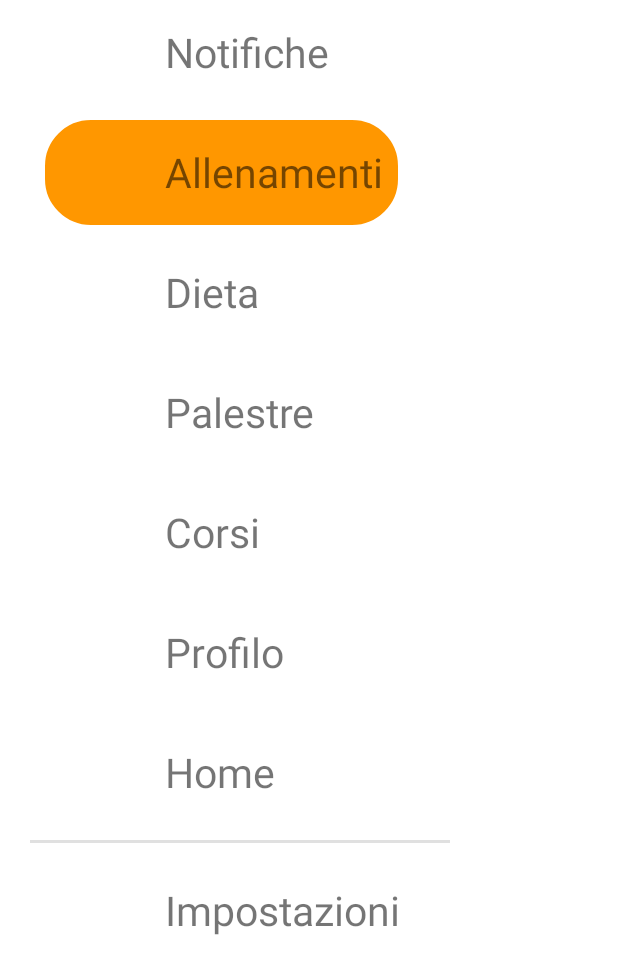
After one commit to giovannirigotti/client-gymme, an Android app: the MainActivity2 screen opened directly, with no data from a screen before it, on a phone screen of 412 x 824 dp. The commit adds this screen. Shown: the top 974 px of the screen. Run offline under Robolectric (Android 15) with nearby library versions, the phone set to English and light mode, and no system bars.

Commit message:
Aggiungo modifiche FBAFKIS

```diff
--- /dev/null
+++ b/app/src/main/java/android_team/gymme_client/MainActivity2.java
@@ -0,0 +1,14 @@
+package android_team.gymme_client;
+
+import androidx.appcompat.app.AppCompatActivity;
+
+import android.os.Bundle;
+
+public class MainActivity2 extends AppCompatActivity {
+
+    @Override
+    protected void onCreate(Bundle savedInstanceState) {
+        super.onCreate(savedInstanceState);
+        setContentView(R.layout.activity_main2);
+    }
+}
--- a/app/src/main/res/drawable/ic_menu.xml
+++ b/app/src/main/res/drawable/ic_menu.xml
@@ -1,5 +1,21 @@
-<vector android:height="32dp" android:tint="#636363"
-    android:viewportHeight="24.0" android:viewportWidth="24.0"
-    android:width="32dp" xmlns:android="http://schemas.android.com/apk/res/android">
-    <path android:fillColor="#FF000000" android:pathData="M3,18h18v-2L3,16v2zM3,13h18v-2L3,11v2zM3,6v2h18L21,6L3,6z"/>
+<vector xmlns:android="http://schemas.android.com/apk/res/android"
+    android:width="502dp"
+    android:height="502dp"
+    android:viewportWidth="502"
+    android:viewportHeight="502">
+  <path
+      android:fillColor="#FFFFFF"
+      android:pathData="M445.317,143.126H56.683C25.428,143.126 0,117.698 0,86.443C0,55.188 25.428,29.76 56.683,29.76h388.635C476.572,29.76 502,55.188 502,86.443C502,117.698 476.572,143.126 445.317,143.126zM56.683,49.76C36.456,49.76 20,66.216 20,86.443s16.456,36.683 36.683,36.683h388.635c20.227,0 36.683,-16.456 36.683,-36.683S465.544,49.76 445.317,49.76H56.683z"/>
+  <path
+      android:fillColor="#FFFFFF"
+      android:pathData="M445.317,307.683H56.683C25.428,307.683 0,282.255 0,251s25.428,-56.683 56.683,-56.683h388.635C476.572,194.317 502,219.745 502,251S476.572,307.683 445.317,307.683zM56.683,214.317C36.456,214.317 20,230.773 20,251s16.456,36.683 36.683,36.683h388.635C465.544,287.683 482,271.227 482,251s-16.456,-36.683 -36.683,-36.683H56.683z"/>
+  <path
+      android:fillColor="#FFFFFF"
+      android:pathData="M445.317,472.24H56.683C25.428,472.24 0,446.812 0,415.557c0,-31.255 25.428,-56.683 56.683,-56.683h388.635c31.255,0 56.683,25.428 56.683,56.683C502,446.812 476.572,472.24 445.317,472.24zM56.683,378.874C36.456,378.874 20,395.33 20,415.557s16.456,36.683 36.683,36.683h388.635c20.227,0 36.683,-16.456 36.683,-36.683s-16.456,-36.683 -36.683,-36.683H56.683z"/>
+  <path
+      android:fillColor="#FFFFFF"
+      android:pathData="M230.576,87.106H57.85c-5.523,0 -10,-4.477 -10,-10s4.477,-10 10,-10h172.726c5.523,0 10,4.477 10,10S236.099,87.106 230.576,87.106z"/>
+  <path
+      android:fillColor="#FFFFFF"
+      android:pathData="M297.099,87.106h-19.84c-5.523,0 -10,-4.477 -10,-10s4.477,-10 10,-10h19.84c5.523,0 10,4.477 10,10S302.622,87.106 297.099,87.106z"/>
 </vector>
--- /dev/null
+++ b/app/src/main/res/layout/activity_main2.xml
@@ -0,0 +1,37 @@
+<?xml version="1.0" encoding="utf-8"?>
+<androidx.drawerlayout.widget.DrawerLayout xmlns:android="http://schemas.android.com/apk/res/android"
+    xmlns:app="http://schemas.android.com/apk/res-auto"
+    xmlns:tools="http://schemas.android.com/tools"
+    android:layout_width="match_parent"
+    android:layout_height="match_parent"
+    tools:context=".MainActivity2">
+
+    <androidx.constraintlayout.widget.ConstraintLayout
+        android:layout_width="match_parent"
+        android:layout_height="match_parent">
+
+
+        <include
+            layout="@layout/main_toolbar"
+            app:layout_constraintBottom_toBottomOf="parent"
+            app:layout_constraintEnd_toEndOf="parent"
+            app:layout_constraintStart_toStartOf="parent"
+            app:layout_constraintTop_toTopOf="parent"
+            app:layout_constraintVertical_bias="0.0"></include>
+
+
+    </androidx.constraintlayout.widget.ConstraintLayout>
+
+    <RelativeLayout
+        android:layout_width="300dp"
+        android:layout_height="match_parent"
+        android:background="#FFFFFF"
+        android:gravity="start">
+
+
+        <include layout="@layout/main_nav_drawer"></include>
+
+
+    </RelativeLayout>
+
+</androidx.drawerlayout.widget.DrawerLayout>
--- /dev/null
+++ b/app/src/main/res/layout/main_nav_drawer.xml
@@ -0,0 +1,205 @@
+<?xml version="1.0" encoding="utf-8"?>
+<LinearLayout xmlns:android="http://schemas.android.com/apk/res/android"
+    xmlns:app="http://schemas.android.com/apk/res-auto"
+    xmlns:tools="http://schemas.android.com/tools"
+    android:layout_width="wrap_content"
+    android:layout_height="match_parent"
+    android:orientation="vertical">
+
+
+    <LinearLayout
+        android:layout_width="wrap_content"
+        android:layout_height="wrap_content"
+        android:layout_marginStart="30dp"
+        android:layout_marginBottom="10dp"
+        android:orientation="horizontal"
+        android:padding="10dp">
+
+        <ImageView
+            android:id="@+id/imageView12"
+            android:layout_width="50dp"
+            android:layout_height="50dp"
+            tools:srcCompat="@drawable/icon_notifiche" />
+
+        <TextView
+            android:id="@+id/textView18"
+            android:layout_width="wrap_content"
+            android:layout_height="wrap_content"
+            android:layout_gravity="center_vertical"
+            android:layout_marginStart="20dp"
+            android:text="Notifiche"
+            android:textSize="27sp" />
+
+    </LinearLayout>
+
+    <LinearLayout
+        android:layout_width="wrap_content"
+        android:layout_height="wrap_content"
+        android:layout_marginStart="30dp"
+        android:layout_marginBottom="10dp"
+        android:background="@drawable/rounded_rectangle"
+        android:backgroundTint="@color/colorPrimary"
+        android:orientation="horizontal"
+        android:padding="10dp">
+
+        <ImageView
+            android:layout_width="50dp"
+            android:layout_height="50dp"
+            tools:srcCompat="@drawable/icon_allenamenti" />
+
+        <TextView
+            android:layout_width="wrap_content"
+            android:layout_height="wrap_content"
+            android:layout_gravity="center_vertical"
+            android:layout_marginStart="20dp"
+            android:text="Allenamenti"
+            android:textSize="27sp" />
+
+    </LinearLayout>
+
+    <LinearLayout
+        android:layout_width="wrap_content"
+        android:layout_height="wrap_content"
+        android:layout_marginStart="30dp"
+        android:layout_marginBottom="10dp"
+        android:orientation="horizontal"
+        android:padding="10dp">
+
+        <ImageView
+            android:layout_width="50dp"
+            android:layout_height="50dp"
+            tools:srcCompat="@drawable/icon_diete" />
+
+        <TextView
+            android:layout_width="wrap_content"
+            android:layout_height="wrap_content"
+            android:layout_gravity="center_vertical"
+            android:layout_marginStart="20dp"
+            android:text="Dieta"
+            android:textSize="27sp" />
+
+    </LinearLayout>
+
+    <LinearLayout
+        android:layout_width="wrap_content"
+        android:layout_height="wrap_content"
+        android:layout_marginStart="30dp"
+        android:layout_marginBottom="10dp"
+        android:orientation="horizontal"
+        android:padding="10dp">
+
+        <ImageView
+            android:layout_width="50dp"
+            android:layout_height="50dp"
+            tools:srcCompat="@drawable/icon_palestre" />
+
+        <TextView
+            android:layout_width="wrap_content"
+            android:layout_height="wrap_content"
+            android:layout_gravity="center_vertical"
+            android:layout_marginStart="20dp"
+            android:text="Palestre"
+            android:textSize="27sp" />
+
+    </LinearLayout>
+
+    <LinearLayout
+        android:layout_width="wrap_content"
+        android:layout_height="wrap_content"
+        android:layout_marginStart="30dp"
+        android:layout_marginBottom="10dp"
+        android:orientation="horizontal"
+        android:padding="10dp">
+
+        <ImageView
+            android:layout_width="50dp"
+            android:layout_height="50dp"
+            tools:srcCompat="@drawable/icon_corsi" />
+
+        <TextView
+            android:layout_width="wrap_content"
+            android:layout_height="wrap_content"
+            android:layout_gravity="center_vertical"
+            android:layout_marginStart="20dp"
+            android:text="Corsi"
+            android:textSize="27sp" />
+
+    </LinearLayout>
+
+    <LinearLayout
+        android:layout_width="wrap_content"
+        android:layout_height="wrap_content"
+        android:layout_marginStart="30dp"
+        android:layout_marginBottom="10dp"
+        android:orientation="horizontal"
+        android:padding="10dp">
+
+        <ImageView
+            android:layout_width="50dp"
+            android:layout_height="50dp"
+            tools:srcCompat="@drawable/icon_profilo" />
+
+        <TextView
+            android:layout_width="wrap_content"
+            android:layout_height="wrap_content"
+            android:layout_gravity="center_vertical"
+            android:layout_marginStart="20dp"
+            android:text="Profilo"
+            android:textSize="27sp" />
+
+    </LinearLayout>
+
+    <LinearLayout
+        android:layout_width="wrap_content"
+        android:layout_height="wrap_content"
+        android:layout_marginStart="30dp"
+        android:layout_marginBottom="10dp"
+        android:orientation="horizontal"
+        android:padding="10dp">
+
+        <ImageView
+            android:layout_width="50dp"
+            android:layout_height="50dp"
+            tools:srcCompat="@drawable/icon_home" />
+
+        <TextView
+            android:layout_width="wrap_content"
+            android:layout_height="wrap_content"
+            android:layout_gravity="center_vertical"
+            android:layout_marginStart="20dp"
+            android:text="Home"
+            android:textSize="27sp" />
+
+    </LinearLayout>
+
+    <View
+        android:id="@+id/divider2"
+        android:layout_width="280dp"
+        android:layout_height="2dp"
+        android:layout_marginStart="20dp"
+        android:background="?android:attr/listDivider" />
+
+    <LinearLayout
+        android:layout_width="wrap_content"
+        android:layout_height="wrap_content"
+        android:layout_marginStart="30dp"
+        android:layout_marginTop="10dp"
+        android:layout_marginBottom="10dp"
+        android:orientation="horizontal"
+        android:padding="10dp">
+
+        <ImageView
+            android:layout_width="50dp"
+            android:layout_height="50dp"
+            tools:srcCompat="@drawable/icon_impostazioni" />
+
+        <TextView
+            android:layout_width="wrap_content"
+            android:layout_height="wrap_content"
+            android:layout_gravity="center_vertical"
+            android:layout_marginStart="20dp"
+            android:text="Impostazioni"
+            android:textSize="27sp" />
+
+    </LinearLayout>
+</LinearLayout>
--- /dev/null
+++ b/app/src/main/res/layout/main_toolbar.xml
@@ -0,0 +1,31 @@
+<?xml version="1.0" encoding="utf-8"?>
+<androidx.appcompat.widget.LinearLayoutCompat xmlns:android="http://schemas.android.com/apk/res/android"
+    xmlns:app="http://schemas.android.com/apk/res-auto"
+    android:layout_width="match_parent"
+    android:layout_height="wrap_content"
+    android:background="@color/colorPrimary"
+    android:orientation="horizontal">
+
+    <ImageView
+        android:id="@+id/imageView11"
+        android:layout_width="30dp"
+        android:layout_height="30dp"
+        android:layout_marginStart="10dp"
+        android:layout_marginTop="10dp"
+        android:layout_marginEnd="10dp"
+        android:layout_marginBottom="10dp"
+        app:srcCompat="@drawable/ic_menu"
+        android:onClick="ClickMenu"/>
+
+    <TextView
+        android:layout_width="wrap_content"
+        android:layout_height="wrap_content"
+        android:layout_gravity="center_vertical"
+        android:gravity="center"
+        android:text="Titolo"
+        android:textColor="#FFFFFF"
+        android:textSize="25dp"
+        />
+
+
+</androidx.appcompat.widget.LinearLayoutCompat>
--- a/app/src/main/res/values/strings.xml
+++ b/app/src/main/res/values/strings.xml
@@ -36,4 +36,5 @@
     <string name="menu_slideshow">Slideshow</string>
 
     <string name="home_second">Home Second</string>
+    <string name="title_activity_main2">MainActivity</string>
 </resources>
```
Also changed, not shown: app/src/main/AndroidManifest.xml (+12 -5 lines).
